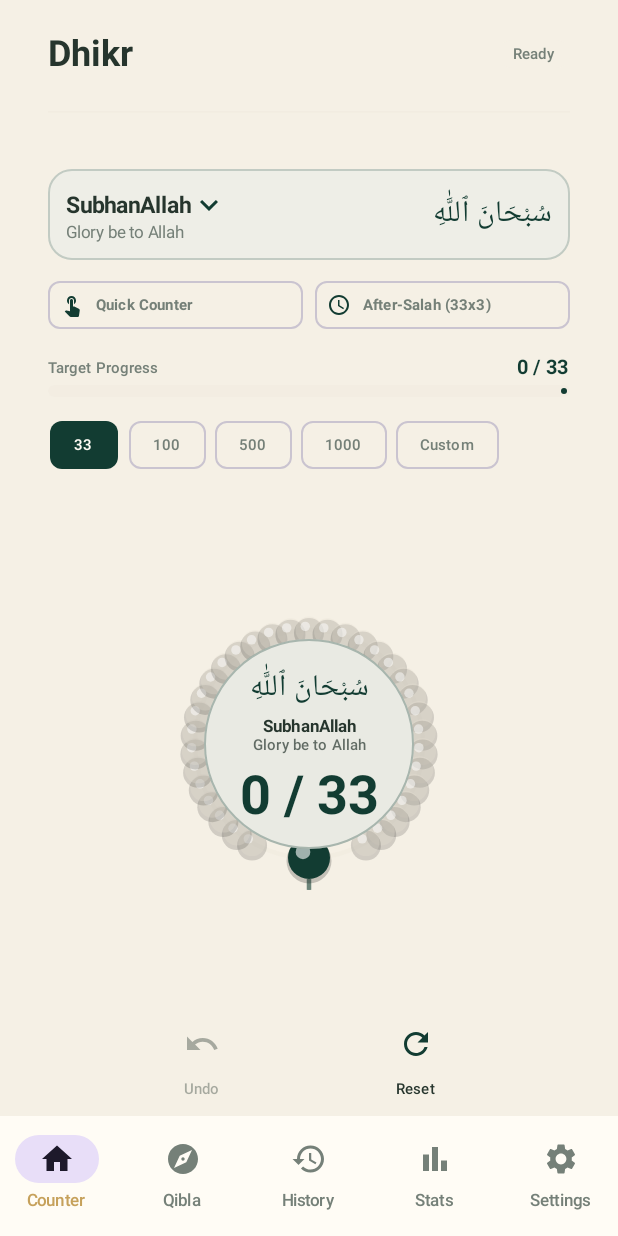
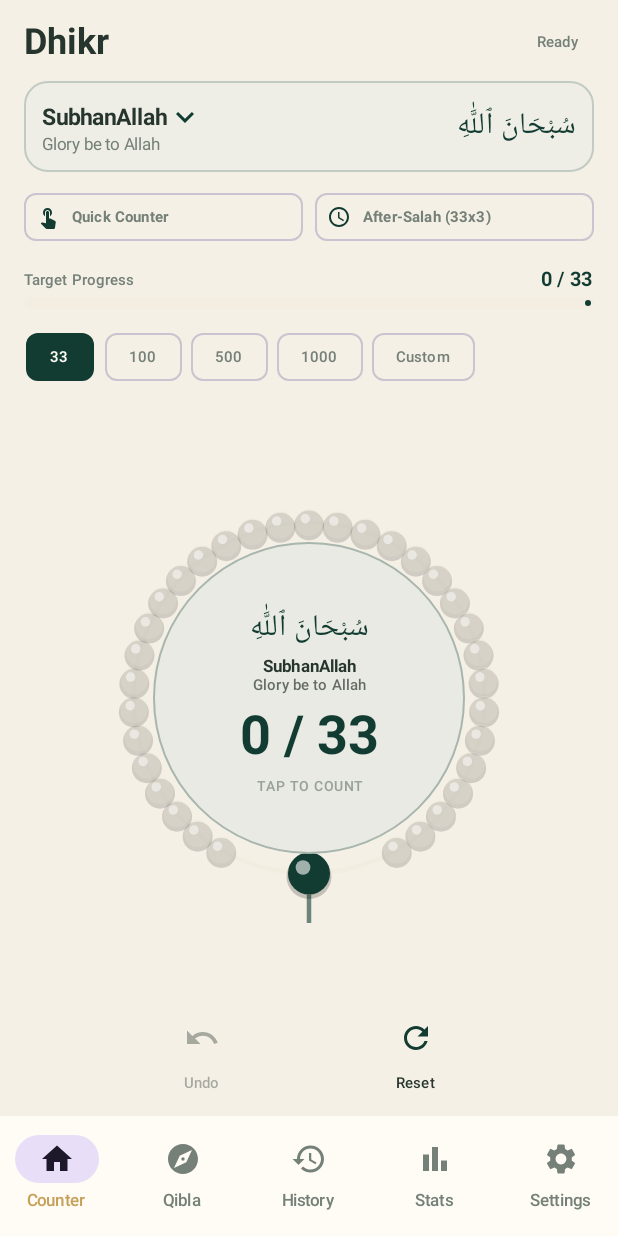
Before and after one commit to orewoleabdullah/Dhikr, an Android app built with Jetpack Compose: the screen it shows after launch (MainActivity), on a phone screen of 412 x 824 dp. Run offline under Robolectric (Android 15) with nearby library versions, the phone set to English and light mode, and no system bars; our stand-ins replace Room's generated code.

Commit message:
Revert counter screen layout and sizing changes back to previous stable state

```diff
--- a/app/src/main/java/com/abdullah/dhikr/features/counter/presentation/CounterScreen.kt
+++ b/app/src/main/java/com/abdullah/dhikr/features/counter/presentation/CounterScreen.kt
@@ -80,33 +80,35 @@ fun CounterScreen(
         }
     }
 
-    // Main layout fitted for single-screen view with automatic scaling
+    // Main layout fitted for single-screen view with scroll safety
     Column(
         modifier = Modifier
             .fillMaxSize()
-            .padding(horizontal = 16.dp, vertical = 4.dp),
+            .verticalScroll(rememberScrollState())
+            .padding(horizontal = 16.dp, vertical = 8.dp),
         horizontalAlignment = Alignment.CenterHorizontally,
         verticalArrangement = Arrangement.SpaceBetween
     ) {
-        // Sticky Header matching Qibla Direction
-        Surface(
-            color = MaterialTheme.colorScheme.background,
+        // Top Section: Header & Dhikr Selector Card
+        Column(
+            horizontalAlignment = Alignment.CenterHorizontally,
             modifier = Modifier.fillMaxWidth()
         ) {
-            Column {
             Row(
                 modifier = Modifier
                     .fillMaxWidth()
-                        .padding(horizontal = 16.dp, vertical = 16.dp),
+                    .padding(vertical = 4.dp),
                 horizontalArrangement = Arrangement.SpaceBetween,
                 verticalAlignment = Alignment.CenterVertically
             ) {
+                Row(verticalAlignment = Alignment.CenterVertically) {
                     Text(
                         text = "Dhikr",
                         style = MaterialTheme.typography.headlineSmall,
                         fontWeight = FontWeight.Bold,
                         color = MaterialTheme.colorScheme.onBackground
                     )
+                }
 
                 Row(verticalAlignment = Alignment.CenterVertically) {
                     SessionBadge(status = uiState.sessionStatus)
@@ -130,20 +132,7 @@ fun CounterScreen(
                 }
             }
 
-                HorizontalDivider(
-                    modifier = Modifier.padding(horizontal = 16.dp, vertical = 6.dp),
-                    color = MaterialTheme.colorScheme.outline.copy(alpha = 0.25f)
-                )
-            }
-        }
-
-        // Top Section: Dhikr Selector Card & Controls
-        Column(
-            horizontalAlignment = Alignment.CenterHorizontally,
-            modifier = Modifier
-                .fillMaxWidth()
-                .padding(horizontal = 16.dp)
-        ) {
+            Spacer(modifier = Modifier.height(6.dp))
 
             // Dhikr Selection Entry Point Card
             Surface(
@@ -572,15 +561,7 @@ fun TasbeehCircularCounter(
 
     Box(
         modifier = modifier
-            .fillMaxWidth()
-            .wrapContentHeight(),
-        contentAlignment = Alignment.Center
-    ) {
-        Box(
-            modifier = Modifier
-                .sizeIn(minWidth = 160.dp, maxWidth = 270.dp, minHeight = 160.dp, maxHeight = 270.dp)
-                .fillMaxWidth(0.72f)
-                .aspectRatio(1f)
+            .size(300.dp)
             .graphicsLayer {
                 scaleX = scale
                 scaleY = scale
@@ -588,7 +569,7 @@ fun TasbeehCircularCounter(
             .clip(CircleShape)
             .clickable(
                 interactionSource = interactionSource,
-                    indication = ripple(bounded = true, radius = 135.dp),
+                indication = ripple(bounded = true, radius = 150.dp),
                 onClick = onClick
             ),
         contentAlignment = Alignment.Center
@@ -690,7 +671,7 @@ fun TasbeehCircularCounter(
         }
 
         Surface(
-                modifier = Modifier.fillMaxSize(0.72f),
+            modifier = Modifier.size(208.dp),
             shape = CircleShape,
             color = surfaceColor,
             tonalElevation = 4.dp,
@@ -755,4 +736,3 @@ fun TasbeehCircularCounter(
         }
     }
 }
-}
--- a/app/src/main/java/com/abdullah/dhikr/features/presets/presentation/PresetsScreen.kt
+++ b/app/src/main/java/com/abdullah/dhikr/features/presets/presentation/PresetsScreen.kt
@@ -54,7 +54,7 @@ fun PresetsScreen(
                 .padding(innerPadding)
                 .padding(horizontal = 16.dp)
         ) {
-            ScreenHeader(
+            SectionHeader(
                 title = "Dhikr Presets",
                 modifier = Modifier.padding(top = 8.dp)
             )
```
Lines whose indentation alone changed are shown as unchanged.
